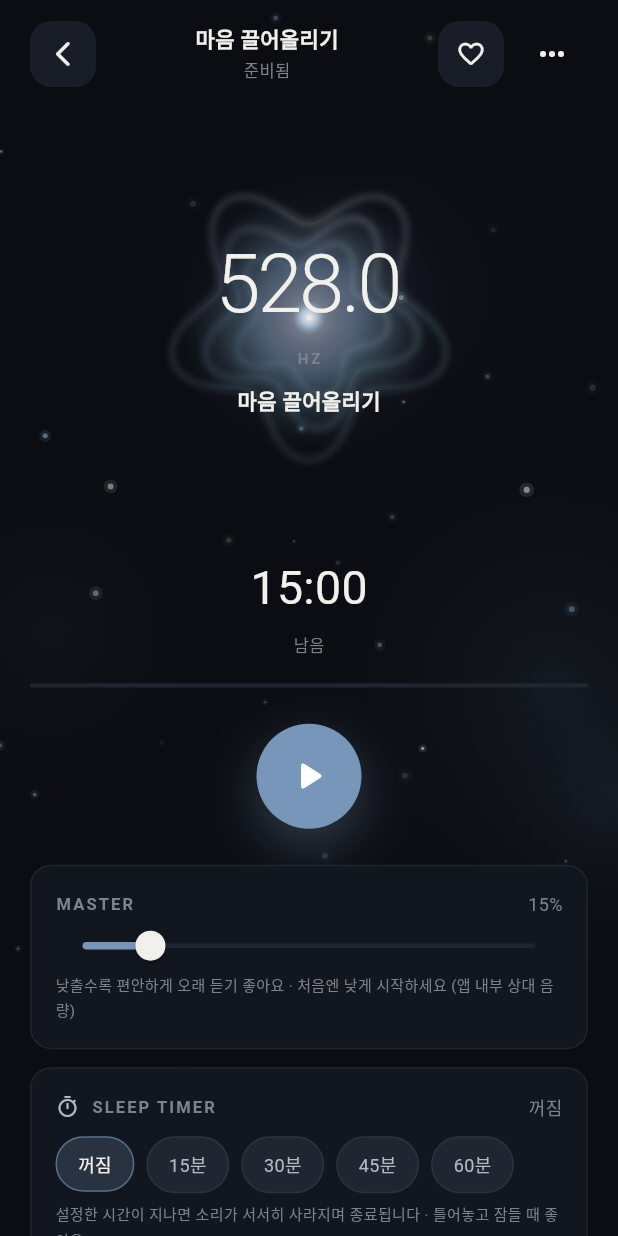
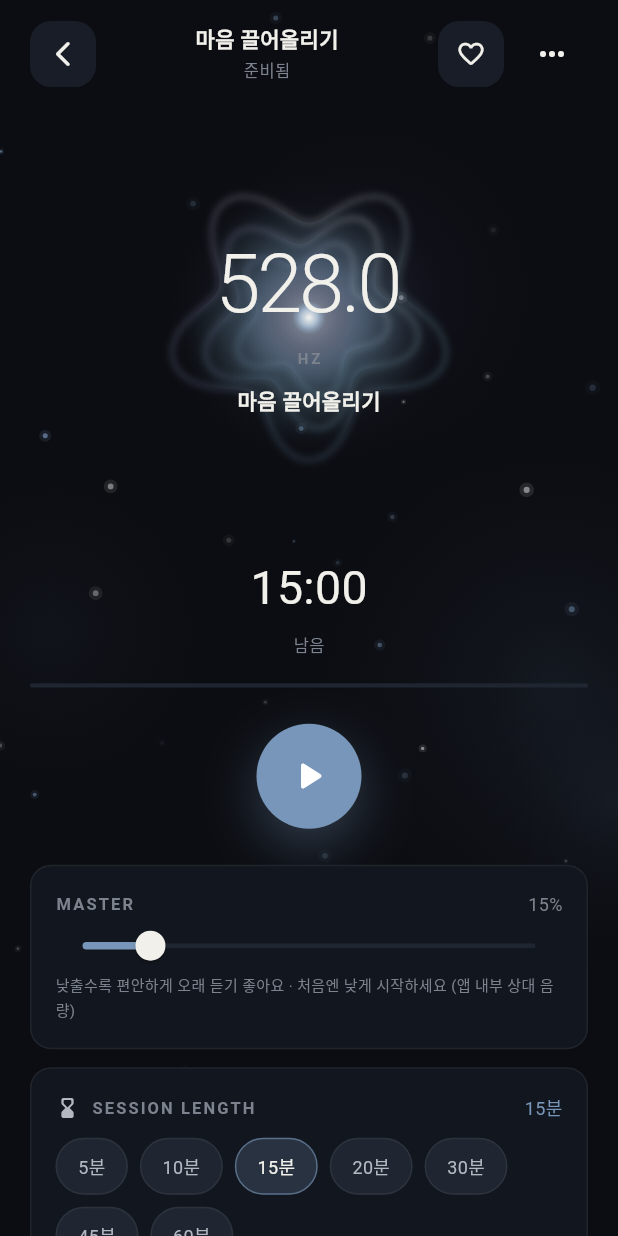
Before and after one commit to miziixx/mindnode, a Flutter app: the _TabShell screen opened directly, after a tap on "마음 끌어올리기", on a phone screen of 412 x 824 dp. Run offline on Flutter 3.47's test engine with Material 3 defaults, Android fonts, the phone set to English and light mode, and no system bars; our stand-ins replace file_picker, flutter_tts, share_plus; Roboto replaces fonts that are missing (Pretendard).

Commit message:
feat: 저장한 프리셋 라이브러리 + 재생 시간 조정
만들기 탭을 라이브러리 홈으로 개편하고, 플레이어에 세션 길이
조정을 추가한다.

- 만들기 탭(StudioHomeScreen): 저장한 '내 프리셋' 목록을 보여주고
  재생/편집/복제/삭제 지원. '기본 프리셋에서 시작' 목록에서 기본
  세션을 에디터로 불러와 새 프리셋으로 저장 가능. 저장한 프리셋이
  이제 확실한 자리를 갖는다.
- 스튜디오 에디터를 라우트로 열고 뒤로가기 버튼 추가(PageScaffold
  leading 지원). 기본 프리셋을 시작점으로 '새 프리셋 저장' 시
  id 충돌 방지를 위해 새 id 부여.
- 플레이어: 단일 단계 세션의 재생 시간(세션 길이)을 칩으로 즉시
  조정(5~60분). 준비/재생 중 모두 반영되며 원본 프리셋은 불변.

Co-Authored-By: Claude Opus 4.8 <noreply@anthropic.com>
Claude-Session: https://claude.ai/code/session_01PEYhkqtTibLaNUNXzNNrP7

```diff
--- a/lib/app_root.dart
+++ b/lib/app_root.dart
@@ -7,7 +7,7 @@ import 'core/state/app_state.dart';
 import 'core/state/playback_controller.dart';
 import 'screens/home/home_screen.dart';
 import 'screens/chakra/chakra_screen.dart';
-import 'screens/studio/studio_screen.dart';
+import 'screens/studio/studio_home_screen.dart';
 import 'screens/records/records_screen.dart';
 import 'screens/settings/settings_screen.dart';
 import 'screens/onboarding/onboarding_screen.dart';
@@ -40,7 +40,7 @@ class _TabShell extends StatelessWidget {
   static const _pages = [
     HomeScreen(),
     ChakraScreen(),
-    StudioScreen(),
+    StudioHomeScreen(),
     RecordsScreen(),
     SettingsScreen(),
   ];
--- a/lib/core/state/playback_controller.dart
+++ b/lib/core/state/playback_controller.dart
@@ -231,6 +231,33 @@ class PlaybackController extends ChangeNotifier with WidgetsBindingObserver {
   Future<void> setMasterVolume(double v01) async {
     masterVolume01 = v01.clamp(0.0, 1.0);
     await engine.setMasterGain(masterVolume01);
+    notifyListeners();
+  }
+
+  /// 단일 단계 세션인지(재생 길이를 통째로 조정 가능한지).
+  /// 시퀀스(다단계)는 스튜디오에서 단계별로 시간을 조정한다.
+  bool get canAdjustDuration => (_session?.stages.length ?? 0) == 1;
+
+  /// 현재 세션의 전체 재생 길이(분, 반올림).
+  int get sessionDurationMinutes =>
+      _session == null ? 0 : (totalDurationSec / 60).round();
+
+  /// 단일 단계 세션의 재생 길이(분)를 조정한다. 준비/재생 중 모두 즉시 반영.
+  /// 세션은 원본 프리셋의 복제본이라 원본은 바뀌지 않는다.
+  void setSessionDurationMinutes(int minutes) {
+    final s = _session;
+    if (s == null || s.stages.length != 1) return;
+    final newSec = minutes.clamp(1, 180) * 60;
+    // 단일 단계에선 (전체 길이 - 남은 시간) == 지금까지 흐른 시간.
+    final elapsed = (totalDurationSec - totalRemainingSec).clamp(0, newSec);
+    s.stages.first.durationSec = newSec;
+    totalDurationSec = s.totalDurationSec;
+    totalRemainingSec = (totalDurationSec - elapsed).clamp(0, totalDurationSec);
+    if (totalDurationSec > 0) {
+      progressFraction =
+          1.0 - (totalRemainingSec / totalDurationSec).clamp(0.0, 1.0);
+    }
+    _markModified();
     notifyListeners();
   }
 
--- a/lib/screens/player/player_screen.dart
+++ b/lib/screens/player/player_screen.dart
@@ -116,6 +116,10 @@ class PlayerScreen extends StatelessWidget {
                 const SizedBox(height: 24),
                 _masterVolume(pb),
                 const SizedBox(height: 12),
+                if (pb.canAdjustDuration) ...[
+                  _durationCard(context, pb, accent),
+                  const SizedBox(height: 12),
+                ],
                 _sleepTimer(context, pb, accent),
                 const SizedBox(height: 12),
                 _breathingToggle(context, app),
@@ -334,6 +338,49 @@ class PlayerScreen extends StatelessWidget {
             onPressed: pb.dismissHearingNudge,
             child: Text('확인', style: AppTypography.label),
           ),
+        ],
+      ),
+    );
+  }
+
+  Widget _durationCard(
+      BuildContext context, PlaybackController pb, Color accent) {
+    const options = [5, 10, 15, 20, 30, 45, 60];
+    final current = pb.sessionDurationMinutes;
+    return SurfaceCard(
+      child: Column(
+        crossAxisAlignment: CrossAxisAlignment.stretch,
+        children: [
+          Row(
+            children: [
+              const Icon(Icons.hourglass_bottom_rounded,
+                  size: 16, color: AppColors.textSecondary),
+              const SizedBox(width: 8),
+              const Expanded(child: Eyebrow('SESSION LENGTH')),
+              Text('$current분',
+                  style: AppTypography.tiny.copyWith(color: accent)),
+            ],
+          ),
+          const SizedBox(height: 10),
+          Wrap(
+            spacing: 8,
+            runSpacing: 8,
+            children: [
+              for (final m in options)
+                _sleepChip(
+                  label: '$m분',
+                  selected: current == m,
+                  accent: accent,
+                  onTap: () {
+                    pb.setSessionDurationMinutes(m);
+                    showToast(context, '재생 시간을 $m분으로 맞췄어요');
+                  },
+                ),
+            ],
+          ),
+          const SizedBox(height: 6),
+          Text('이 주파수를 얼마나 오래 재생할지 정해요 · 지금 바로 반영됩니다',
+              style: AppTypography.tiny.copyWith(fontSize: 10)),
         ],
       ),
     );
--- /dev/null
+++ b/lib/screens/studio/studio_home_screen.dart
@@ -0,0 +1,186 @@
+import 'package:flutter/material.dart';
+import 'package:provider/provider.dart';
+
+import '../../core/design/app_colors.dart';
+import '../../core/design/app_typography.dart';
+import '../../core/models/preset.dart';
+import '../../core/state/app_state.dart';
+import '../../widgets/app_icons.dart';
+import '../../widgets/common.dart';
+import '../../widgets/dialogs.dart';
+import '../../widgets/page_scaffold.dart';
+import '../player/player_screen.dart';
+import 'studio_screen.dart';
+
+/// 만들기 탭의 홈. 저장한 프리셋을 모아 보여주고, 새로 만들거나
+/// 기존/기본 프리셋을 에디터로 불러올 수 있다.
+class StudioHomeScreen extends StatelessWidget {
+  const StudioHomeScreen({super.key});
+
+  @override
+  Widget build(BuildContext context) {
+    final app = context.watch<AppState>();
+    final mine = app.presets.userPresets;
+    final builtIns = app.presets.builtIns;
+
+    return PageScaffold(
+      eyebrow: 'Sound studio',
+      title: '만들기',
+      slivers: [
+        Text('나만의 주파수 세션을 만들고, 저장한 프리셋을 다시 불러와 편집하세요.',
+            style: AppTypography.body),
+        const SizedBox(height: 18),
+        PrimaryButton(
+          label: '새 사운드 만들기',
+          icon: AppIcons.add,
+          onPressed: () => openStudioEditor(context),
+        ),
+        const SizedBox(height: 28),
+        SectionHeader('내 프리셋'),
+        if (mine.isEmpty)
+          const StatusMessage(
+            title: '저장한 프리셋이 없어요',
+            message: '새 사운드를 만들어 저장하면 여기에 모여요.',
+          )
+        else
+          for (final p in mine)
+            Padding(
+              padding: const EdgeInsets.only(bottom: 10),
+              child: _MyPresetRow(preset: p),
+            ),
+        const SizedBox(height: 26),
+        SectionHeader('기본 프리셋에서 시작'),
+        Padding(
+          padding: const EdgeInsets.only(bottom: 12),
+          child: Text('기본 세션을 불러와 편집하고 새 프리셋으로 저장할 수 있어요.',
+              style: AppTypography.tiny),
+        ),
+        for (final p in builtIns)
+          Padding(
+            padding: const EdgeInsets.only(bottom: 10),
+            child: _StartFromRow(preset: p),
+          ),
+      ],
+    );
+  }
+}
+
+/// 프리셋 요약 메타(주파수·단계·시간).
+String presetMeta(Preset p) {
+  final s = p.stages.first;
+  final freq = s.displayFrequencyHz;
+  final min = (p.totalDurationSec / 60).round();
+  final parts = <String>[];
+  if (p.stages.length > 1) {
+    parts.add('${p.stages.length}단계');
+  } else if (freq != null) {
+    parts.add('${freq.toStringAsFixed(0)}Hz');
+  }
+  parts.add('$min분');
+  return parts.join(' · ');
+}
+
+/// 내 프리셋 한 줄. 탭하면 편집, 재생 버튼, 더보기(재생/복제/삭제).
+class _MyPresetRow extends StatelessWidget {
+  const _MyPresetRow({required this.preset});
+  final Preset preset;
+
+  @override
+  Widget build(BuildContext context) {
+    return SurfaceCard(
+      color: AppColors.surface2,
+      onTap: () => openStudioEditor(context, source: preset),
+      padding: const EdgeInsets.fromLTRB(16, 14, 8, 14),
+      child: Row(
+        children: [
+          Expanded(
+            child: Column(
+              crossAxisAlignment: CrossAxisAlignment.start,
+              children: [
+                Text(preset.title,
+                    maxLines: 1,
+                    overflow: TextOverflow.ellipsis,
+                    style: AppTypography.h3.copyWith(fontSize: 15)),
+                const SizedBox(height: 5),
+                Text(presetMeta(preset), style: AppTypography.tiny),
+              ],
+            ),
+          ),
+          IconChipButton(
+            icon: AppIcons.play,
+            tooltip: '재생',
+            onTap: () => openPresetInPlayer(context, preset),
+          ),
+          PopupMenuButton<String>(
+            icon: const Icon(AppIcons.more, size: 20),
+            color: AppColors.surface3,
+            onSelected: (v) => _onSelected(context, v),
+            itemBuilder: (_) => const [
+              PopupMenuItem(value: 'edit', child: Text('편집')),
+              PopupMenuItem(value: 'duplicate', child: Text('복제')),
+              PopupMenuItem(value: 'delete', child: Text('삭제')),
+            ],
+          ),
+        ],
+      ),
+    );
+  }
+
+  Future<void> _onSelected(BuildContext context, String v) async {
+    final app = context.read<AppState>();
+    switch (v) {
+      case 'edit':
+        openStudioEditor(context, source: preset);
+        break;
+      case 'duplicate':
+        await app.presets.duplicate(preset);
+        app.refresh();
+        if (context.mounted) showToast(context, '복제되었습니다');
+        break;
+      case 'delete':
+        final ok = await showDangerConfirm(
+          context,
+          title: '프리셋 삭제',
+          body: '‘${preset.title}’을(를) 삭제할까요? 되돌릴 수 없어요.',
+        );
+        if (!ok) return;
+        await app.presets.deleteUserPreset(preset.id);
+        app.refresh();
+        if (context.mounted) showToast(context, '삭제되었습니다');
+        break;
+    }
+  }
+}
+
+/// 기본 프리셋에서 시작 한 줄. 탭하면 에디터로 불러온다.
+class _StartFromRow extends StatelessWidget {
+  const _StartFromRow({required this.preset});
+  final Preset preset;
+
+  @override
+  Widget build(BuildContext context) {
+    return SurfaceCard(
+      onTap: () => openStudioEditor(context, source: preset),
+      padding: const EdgeInsets.symmetric(horizontal: 16, vertical: 14),
+      child: Row(
+        children: [
+          Expanded(
+            child: Column(
+              crossAxisAlignment: CrossAxisAlignment.start,
+              children: [
+                Text(preset.title,
+                    maxLines: 1,
+                    overflow: TextOverflow.ellipsis,
+                    style: AppTypography.label
+                        .copyWith(fontWeight: FontWeight.w600)),
+                const SizedBox(height: 3),
+                Text(presetMeta(preset), style: AppTypography.tiny),
+              ],
+            ),
+          ),
+          const Icon(AppIcons.chevron, color: AppColors.textDisabled),
+        ],
+      ),
+    );
+  }
+}
--- a/lib/widgets/page_scaffold.dart
+++ b/lib/widgets/page_scaffold.dart
@@ -15,12 +15,14 @@ class PageScaffold extends StatelessWidget {
     required this.title,
     required this.slivers,
     this.trailing,
+    this.leading,
   });
 
   final String eyebrow;
   final String title;
   final List<Widget> slivers;
   final Widget? trailing;
+  final Widget? leading;
 
   @override
   Widget build(BuildContext context) {
@@ -42,6 +44,10 @@ class PageScaffold extends StatelessWidget {
             child: Row(
               crossAxisAlignment: CrossAxisAlignment.start,
               children: [
+                if (leading != null) ...[
+                  leading!,
+                  const SizedBox(width: 12),
+                ],
                 Expanded(
                   child: Column(
                     crossAxisAlignment: CrossAxisAlignment.start,
```
Also changed, not shown: lib/screens/studio/studio_screen.dart (+20 -2 lines).
